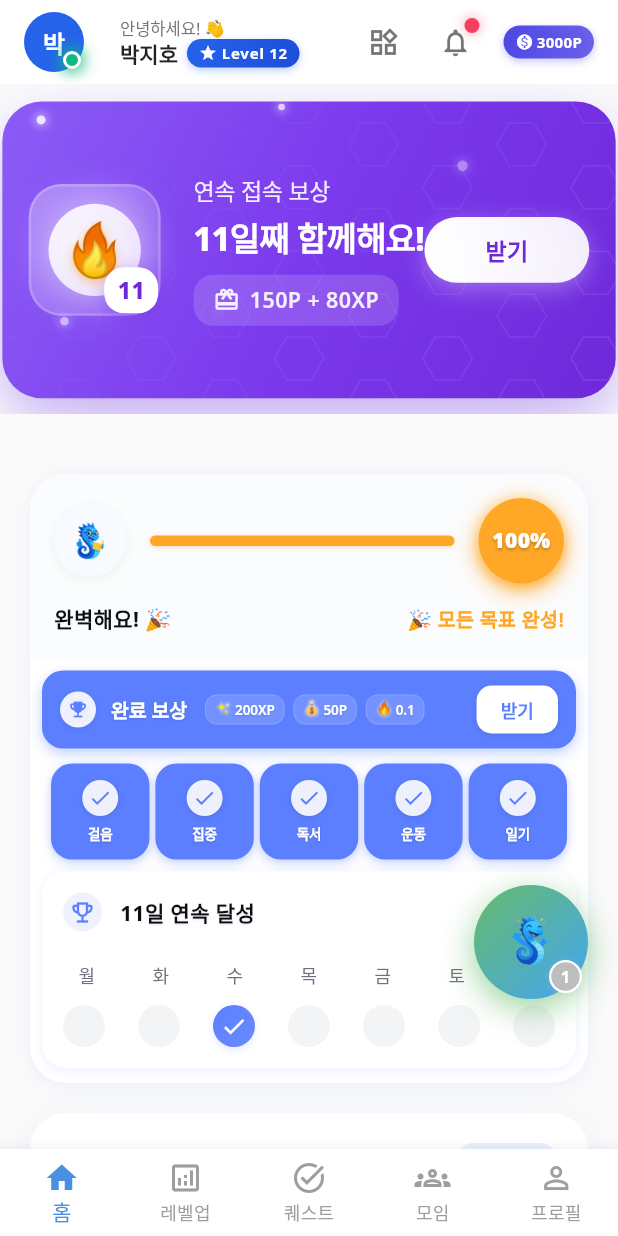
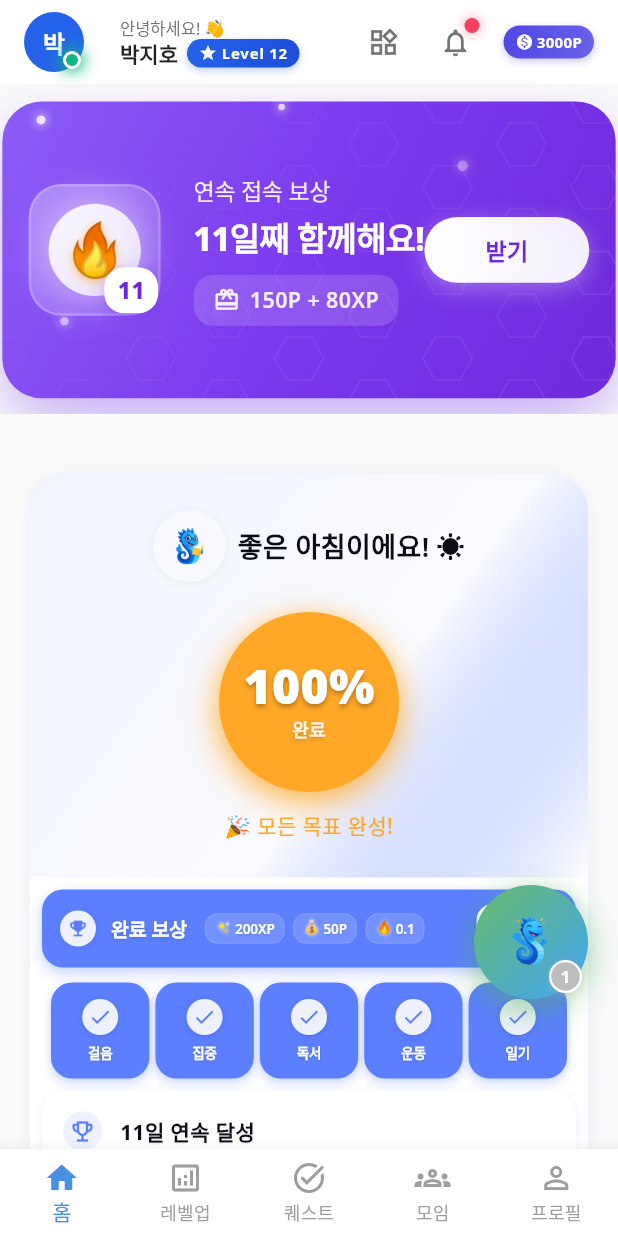
Before and after one commit to majang0/sherpa_app, a Flutter app: the screen it shows after launch, on a phone screen of 412 x 824 dp. Run offline on Flutter 3.47's test engine with Material 3 defaults, Android fonts, the phone set to English and light mode, and no system bars; our stand-ins replace animated_text_kit, confetti, countup, firebase_core, fl_chart, flutter_animate and 8 more; missing offline and left inert: simple_animation_progress_bar; accounts and stored records are empty.

Commit message:
feat(home): 히어로 헤더 디자인으로 대폭 개선 [home9]
🌟 메인 헤더를 히어로 스타일로 완전히 재설계하여 임팩트와 개인화 강화

주요 개선사항:
- 🎨 은은한 블루 그라데이션 배경으로 히어로 느낌 연출
- ⏰ 시간대별 개인화된 인사말 추가 (아침/오후/저녁/밤)
- 📊 대형 120px 원형 진행률로 시각적 임팩트 강화
- 🎯 동적 완료 개수 표시 ("오늘의 목표 5개 중 4개 완료!")
- 🤖 셰르피 배치 최적화로 자연스러운 대화 느낌

디자인 개선:
- 복잡한 2줄 구조에서 깔끔한 세로 레이아웃으로 단순화
- 진행률 숫자(32px)를 중심으로 한 명확한 시각적 계층 구조
- 보조 텍스트 폰트 크기/굵기 조정으로 가독성 향상 (14px Medium)
- 완료 상태별 황금색 글로우 효과로 성취감 강화

🤖 Generated with [Claude Code](https://claude.ai/code)

Co-Authored-By: Claude <noreply@anthropic.com>

```diff
--- a/lib/features/home/presentation/widgets/personalized_growth_dashboard_widget.dart
+++ b/lib/features/home/presentation/widgets/personalized_growth_dashboard_widget.dart
@@ -107,7 +107,7 @@ class _PersonalizedGrowthDashboardWidgetState
     );
   }
 
-  // 🎨 깔끔한 2줄 구조 헤더 - 시각적 요소와 텍스트 분리
+  // 🌟 히어로 헤더 - 임팩트 있는 개인화된 진행률 표시
   Widget _buildIntegratedHeaderSection(GlobalUser user, List<DailyGoal> dailyGoals) {
     final records = user.dailyRecords;
 
@@ -126,76 +126,195 @@ class _PersonalizedGrowthDashboardWidgetState
     final isAllCompleted = completedCount == totalCount;
 
     return Container(
-      padding: const EdgeInsets.fromLTRB(16, 16, 16, 16),
+      padding: const EdgeInsets.fromLTRB(20, 24, 20, 24),
       decoration: BoxDecoration(
-        color: ModernColors.backgroundElevated,
+        // 🎨 은은한 블루 그라데이션 배경으로 히어로 느낌
+        gradient: LinearGradient(
+          begin: Alignment.topLeft,
+          end: Alignment.bottomRight,
+          colors: [
+            ModernColors.modernPrimary.withOpacity(0.08),
+            ModernColors.modernPrimary.withOpacity(0.03),
+            Colors.white.withOpacity(0.95),
+          ],
+          stops: const [0.0, 0.6, 1.0],
+        ),
         borderRadius: const BorderRadius.only(
           topLeft: Radius.circular(24),
           topRight: Radius.circular(24),
         ),
       ),
       child: Column(
-        crossAxisAlignment: CrossAxisAlignment.start,
         children: [
-          // 🎯 첫 번째 줄: 시각적 요소들 (셰르피 + 프로그레스바 + 원형)
-          Row(
+          // 🌅 개인화된 인사말 중앙정렬 + 셰르피 텍스트 왼쪽 붙임
+          Center(
+            child: Row(
+              mainAxisSize: MainAxisSize.min,
               crossAxisAlignment: CrossAxisAlignment.center,
               children: [
-              // 셰르피 (고정 크기)
+                // 셰르피 (원래 크기로)
                 _buildCompactSherpiSection(),
-              const SizedBox(width: 16),
-
-              // 프로그레스바 (전체 너비 활용)
-              Expanded(
-                child: _buildProgressBarOnly(progress, isAllCompleted),
+                const SizedBox(width: 8),
+                // 인사말
+                Text(
+                  _getTimeBasedGreeting(),
+                  style: GoogleFonts.notoSans(
+                    fontSize: 18,
+                    fontWeight: FontWeight.w600,
+                    color: ModernColors.modernText,
+                    height: 1.3,
                   ),
-              const SizedBox(width: 16),
-
-              // 원형 진행률 (고정 크기)
-              _buildCircularProgressOnly(progress, isAllCompleted),
+                ),
               ],
-          ),
-
-          const SizedBox(height: 14), // 줄 간 간격
-
-          // 🎯 두 번째 줄: 텍스트들 (격려 메시지 + 상태 텍스트)
-          Row(
-            crossAxisAlignment: CrossAxisAlignment.center,
-            children: [
-              // 왼쪽: 격려 메시지
-              Expanded(
-                child: Text(
-                  _getDynamicMessage(completedCount, totalCount, isAllCompleted),
-                  style: GoogleFonts.notoSans(
-                    fontSize: 14,
-                    fontWeight: FontWeight.w700,
-                    color: ModernColors.modernText,
-                    height: 1.2,
-                  ),
-                  maxLines: 1,
-                  overflow: TextOverflow.ellipsis,
             ),
           ),
 
-              // 오른쪽: 상태 텍스트
+          const SizedBox(height: 20),
+
+          // 🎯 중앙 대형 진행률 표시
+          _buildHeroCircularProgress(progress, isAllCompleted, completedCount, totalCount),
+        ],
+      ),
+    );
+  }
+
+  // 🌅 시간대별 개인화된 인사말
+  String _getTimeBasedGreeting() {
+    final hour = DateTime.now().hour;
+
+    if (hour >= 5 && hour < 12) {
+      return '좋은 아침이에요! ☀️';
+    } else if (hour >= 12 && hour < 17) {
+      return '좋은 오후예요! 🌤️';
+    } else if (hour >= 17 && hour < 21) {
+      return '좋은 저녁이에요! 🌅';
+    } else {
+      return '수고하셨어요! 🌙';
+    }
+  }
+
+  // 🎯 히어로 스타일 대형 원형 진행률
+  Widget _buildHeroCircularProgress(double progress, bool isAllCompleted, int completedCount, int totalCount) {
+    return Column(
+      children: [
+        // 대형 원형 진행률 표시
+        Container(
+          width: 120,
+          height: 120,
+          decoration: BoxDecoration(
+            shape: BoxShape.circle,
+            // 🏆 완성시 황금색, 미완성시 화이트 배경
+            color: isAllCompleted
+                ? ModernColors.streakGold
+                : Colors.white,
+            // 🌟 임팩트 있는 그림자 효과
+            boxShadow: isAllCompleted
+                ? [
+                    // 황금 글로우 효과
+                    BoxShadow(
+                      color: ModernColors.streakGold.withOpacity(0.4),
+                      blurRadius: 20,
+                      offset: const Offset(0, 8),
+                      spreadRadius: 4,
+                    ),
+                    BoxShadow(
+                      color: ModernColors.streakGold.withOpacity(0.6),
+                      blurRadius: 12,
+                      offset: const Offset(0, 4),
+                      spreadRadius: 0,
+                    ),
+                  ]
+                : [
+                    BoxShadow(
+                      color: ModernColors.modernPrimary.withOpacity(0.12),
+                      blurRadius: 16,
+                      offset: const Offset(0, 6),
+                      spreadRadius: 2,
+                    ),
+                    BoxShadow(
+                      color: ModernColors.modernPrimary.withOpacity(0.08),
+                      blurRadius: 8,
+                      offset: const Offset(0, 2),
+                    ),
+                  ],
+          ),
+          child: Center(
+            child: Column(
+              mainAxisAlignment: MainAxisAlignment.center,
+              children: [
+                // 진행률 퍼센트
+                Text(
+                  '${(progress * 100).round()}%',
+                  style: GoogleFonts.notoSans(
+                    fontSize: 32,
+                    fontWeight: FontWeight.w900,
+                    color: isAllCompleted
+                        ? Colors.white
+                        : ModernColors.modernPrimary,
+                    height: 1,
+                    shadows: isAllCompleted
+                        ? [
+                            Shadow(
+                              color: Colors.black.withOpacity(0.3),
+                              offset: const Offset(0, 2),
+                              blurRadius: 4,
+                            ),
+                          ]
+                        : null,
+                  ),
+                ),
+                const SizedBox(height: 4),
+                // 진행률 레이블
+                Text(
+                  '완료',
+                  style: GoogleFonts.notoSans(
+                    fontSize: 12,
+                    fontWeight: FontWeight.w600,
+                    color: isAllCompleted
+                        ? Colors.white.withOpacity(0.9)
+                        : ModernColors.modernTextSecondary,
+                    shadows: isAllCompleted
+                        ? [
+                            Shadow(
+                              color: Colors.black.withOpacity(0.2),
+                              offset: const Offset(0, 1),
+                              blurRadius: 2,
+                            ),
+                          ]
+                        : null,
+                  ),
+                ),
+              ],
+            ),
+          ),
+        ),
+
+        const SizedBox(height: 12),
+
+        // 동적 완료 개수 표시
         Text(
           isAllCompleted
               ? '🎉 모든 목표 완성!'
-                    : '$completedCount/$totalCount 목표 진행중',
+              : '오늘의 목표 ${totalCount}개 중 ${completedCount}개 완료!',
           style: GoogleFonts.notoSans(
-                  fontSize: 13,
-                  fontWeight: FontWeight.w600,
+            fontSize: 14, // 16 → 14로 축소
+            fontWeight: FontWeight.w500,
             color: isAllCompleted
                 ? ModernColors.streakGold
                 : ModernColors.modernTextSecondary,
-                ),
-                maxLines: 1,
-                overflow: TextOverflow.ellipsis,
+            shadows: [
+              Shadow(
+                color: (isAllCompleted
+                    ? ModernColors.streakGold
+                    : ModernColors.modernTextSecondary).withOpacity(0.08),
+                offset: const Offset(0, 1),
+                blurRadius: 2,
               ),
             ],
           ),
+          textAlign: TextAlign.center,
+        ),
       ],
-      ),
     );
   }
 
@@ -212,108 +331,91 @@ class _PersonalizedGrowthDashboardWidgetState
     }
   }
 
-  // 🎨 프로그레스바만 (첫 번째 줄용)
-  Widget _buildProgressBarOnly(double progress, bool isAllCompleted) {
-    return Container(
-      height: 7,
+
+  // 🌟 향상된 셰르피 섹션 - 더 완성도 있는 디자인
+  Widget _buildEnhancedSherpiSection() {
+    return GestureDetector(
+      onTap: () {
+        ref.read(sherpiProvider.notifier).showMessage(
+          context: SherpiContext.encouragement,
+          emotion: SherpiEmotion.cheering,
+        );
+        HapticFeedbackManager.lightImpact();
+      },
+      child: Container(
+        child: Row(
+          mainAxisSize: MainAxisSize.min,
+          children: [
+            // 셰르피 캐릭터
+            AnimatedContainer(
+              duration: const Duration(milliseconds: 200),
+              curve: Curves.easeOut,
+              width: 52,
+              height: 52,
+              padding: const EdgeInsets.all(6),
               decoration: BoxDecoration(
-        color: ModernColors.softCloud,
-        borderRadius: BorderRadius.circular(3.5),
-      ),
-      child: FractionallySizedBox(
-        alignment: Alignment.centerLeft,
-        widthFactor: progress,
-        child: Container(
-          decoration: BoxDecoration(
-            color: isAllCompleted
-                ? ModernColors.streakGold
-                : ModernColors.modernPrimary,
-            borderRadius: BorderRadius.circular(3.5),
+                color: Colors.white,
+                shape: BoxShape.circle,
+                // 🎨 더 세련된 그림자 효과
                 boxShadow: [
                   BoxShadow(
-                color: (isAllCompleted
-                    ? ModernColors.streakGold
-                    : ModernColors.modernPrimary).withOpacity(0.3),
-                blurRadius: 3,
+                    color: ModernColors.modernPrimary.withOpacity(0.12),
+                    blurRadius: 10,
+                    offset: const Offset(0, 3),
+                    spreadRadius: 1,
+                  ),
+                  BoxShadow(
+                    color: ModernColors.modernPrimary.withOpacity(0.06),
+                    blurRadius: 6,
                     offset: const Offset(0, 1),
                   ),
                 ],
+                // 🌟 미묘한 테두리 효과
+                border: Border.all(
+                  color: ModernColors.modernPrimary.withOpacity(0.1),
+                  width: 1.5,
                 ),
+              ),
+              child: Center(
+                child: Transform.scale(
+                  scale: 1.3,
+                  child: Image.asset(
+                    SherpiEmotion.cheering.imagePath,
+                    fit: BoxFit.contain,
+                  ),
+                ),
+              ),
+            ),
+
+            const SizedBox(width: 8),
+
+            // 말풍선 효과
+            Container(
+              padding: const EdgeInsets.symmetric(horizontal: 8, vertical: 4),
+              decoration: BoxDecoration(
+                color: ModernColors.modernPrimary.withOpacity(0.08),
+                borderRadius: BorderRadius.circular(12),
+                border: Border.all(
+                  color: ModernColors.modernPrimary.withOpacity(0.15),
+                  width: 1,
+                ),
+              ),
+              child: Text(
+                '화이팅! 💪',
+                style: GoogleFonts.notoSans(
+                  fontSize: 11,
+                  fontWeight: FontWeight.w600,
+                  color: ModernColors.modernPrimary,
+                ),
+              ),
+            ),
+          ],
         ),
       ),
     );
   }
 
-  // 🎨 원형 진행률 표시기만 (첫 번째 줄용)
-  Widget _buildCircularProgressOnly(double progress, bool isAllCompleted) {
-    return Container(
-      width: 57,
-      height: 57,
-      decoration: BoxDecoration(
-        // 🏆 완성시 강렬한 황금색 배경, 미완성시 깔끔한 단색
-        color: isAllCompleted
-            ? ModernColors.streakGold  // 진한 황금색 단색 배경
-            : ModernColors.backgroundElevated,
-        shape: BoxShape.circle,
-        // 🌟 완성시 극적인 황금 그림자 효과
-        boxShadow: isAllCompleted
-            ? [
-                // 외곽 강한 황금 글로우
-                BoxShadow(
-                  color: ModernColors.streakGold.withOpacity(0.6),
-                  blurRadius: 12,
-                  offset: const Offset(0, 4),
-                  spreadRadius: 2,
-                ),
-                // 내부 선명한 그림자
-                BoxShadow(
-                  color: ModernColors.streakGold.withOpacity(0.8),
-                  blurRadius: 6,
-                  offset: const Offset(0, 2),
-                  spreadRadius: 0,
-                ),
-                // 미묘한 하이라이트 효과
-                BoxShadow(
-                  color: Colors.white.withOpacity(0.2),
-                  blurRadius: 2,
-                  offset: const Offset(0, -1),
-                ),
-              ]
-            : ModernColors.getElevationShadow(2),
-      ),
-      child: Center(
-        child: Text(
-          '${(progress * 100).round()}%',
-          style: GoogleFonts.notoSans(
-            fontSize: 14,
-            fontWeight: FontWeight.w900,
-            // 🏆 완성시 순백색 텍스트로 최대 가독성, 미완성시 블루
-            color: isAllCompleted
-                ? Colors.white  // 강렬한 황금 배경에 선명한 흰색
-                : ModernColors.modernPrimary,
-            height: 1,
-            // 🌟 완성시 텍스트 그림자로 더욱 선명하게
-            shadows: isAllCompleted
-                ? [
-                    Shadow(
-                      color: Colors.black.withOpacity(0.3),
-                      offset: const Offset(0, 1),
-                      blurRadius: 2,
-                    ),
-                    Shadow(
-                      color: ModernColors.streakGold.withOpacity(0.5),
-                      offset: const Offset(0, 0),
-                      blurRadius: 4,
-                    ),
-                  ]
-                : null,
-          ),
-        ),
-      ),
-    );
-  }
-
-  // 컴팩트한 셰르피 섹션
+  // 컴팩트한 셰르피 섹션 (기존 코드 유지 - 다른 곳에서 사용될 수 있음)
   Widget _buildCompactSherpiSection() {
     return GestureDetector(
       onTap: () {
```
Lines whose indentation alone changed are shown as unchanged.
